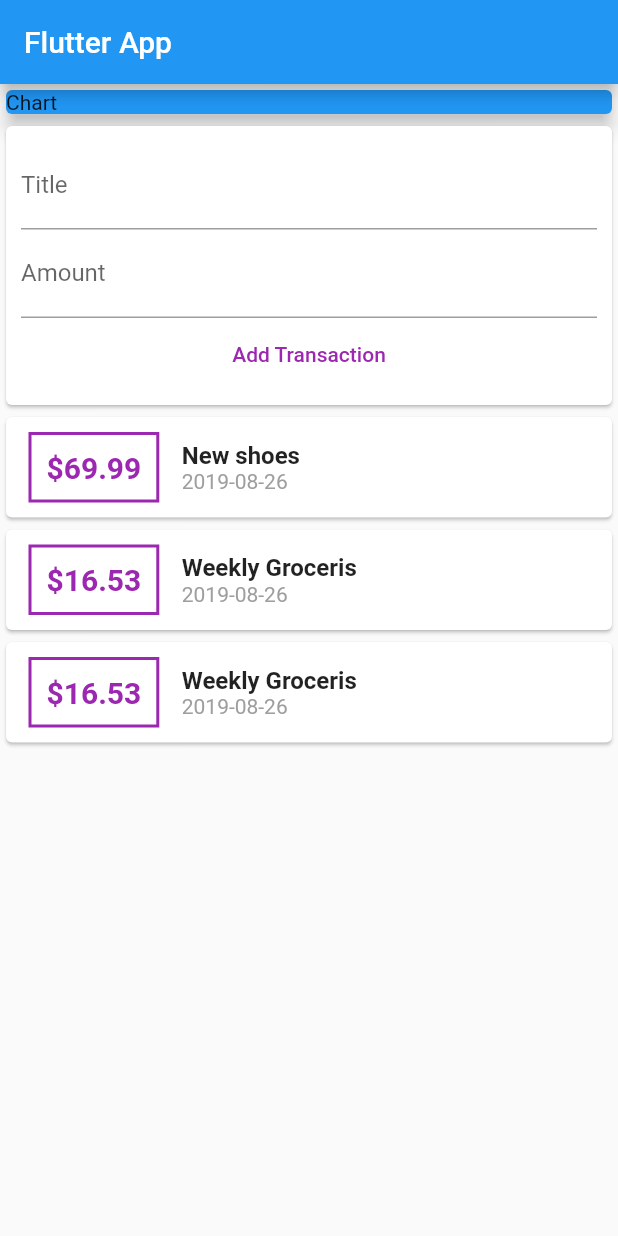
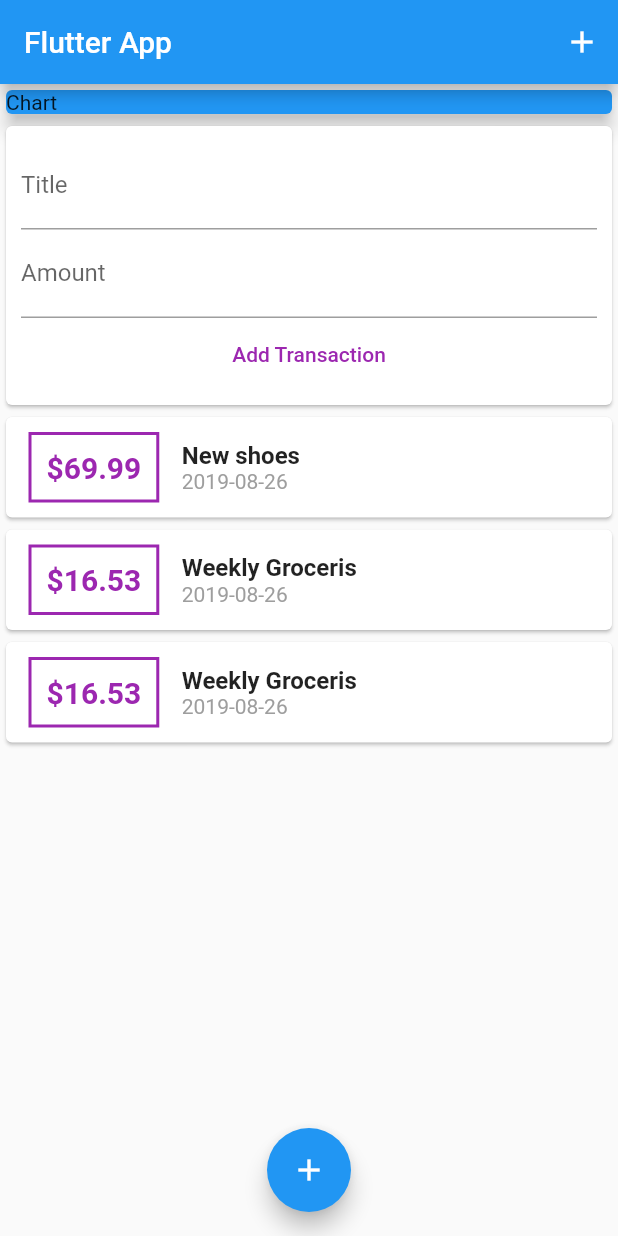
Before and after one commit to jimbocortes/expense_tracker, a Flutter app: the screen it shows after launch, on a phone screen of 412 x 824 dp. Run offline on Flutter 3.47's test engine with Material 2 defaults, Android fonts, the phone set to English and light mode, and no system bars.

Commit message:
- Add action buttons

```diff
--- a/lib/main.dart
+++ b/lib/main.dart
@@ -22,6 +22,12 @@ class MyHomePage extends StatelessWidget {
     return Scaffold(
       appBar: AppBar(
         title: Text('Flutter App'),
+        actions: <Widget>[
+          IconButton(
+            icon: Icon(Icons.add),
+            onPressed: () {},
+          )
+        ],
       ),
       body: SingleChildScrollView(
         child: Column(
@@ -38,6 +44,12 @@ class MyHomePage extends StatelessWidget {
               ),
               UserTransactions(),
             ]),
-        ));
+      ),
+      floatingActionButtonLocation: FloatingActionButtonLocation.centerFloat,
+      floatingActionButton: FloatingActionButton(
+        child: Icon(Icons.add),
+        onPressed: () {},
+      ),
+    );
   }
 }
--- a/lib/widgets/transaction_list.dart
+++ b/lib/widgets/transaction_list.dart
@@ -10,7 +10,7 @@ class TransactionList extends StatelessWidget {
   @override
   Widget build(BuildContext context) {
     return Container(
-        height: 300,
+        height: 400,
         child: ListView.builder(
           itemCount: transactions.length,
           itemBuilder: (ctx, index) {
```
Lines whose indentation alone changed are shown as unchanged.
